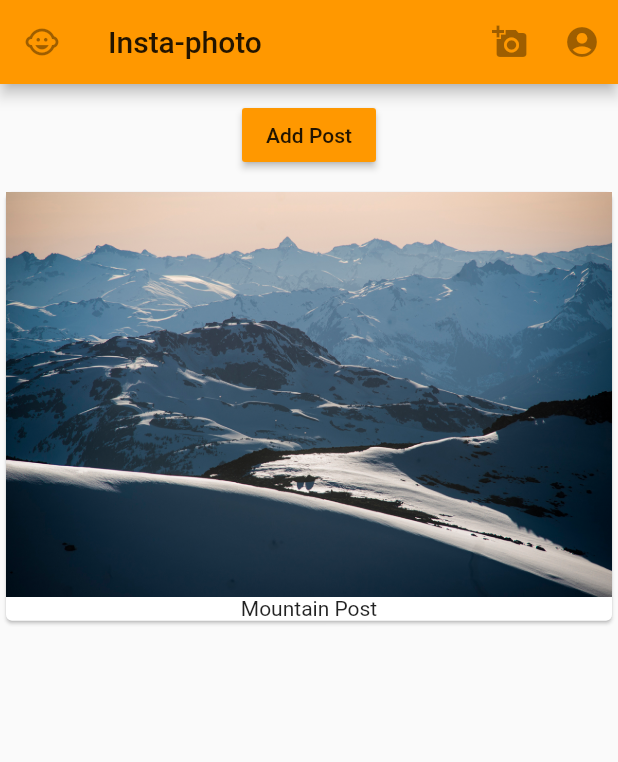
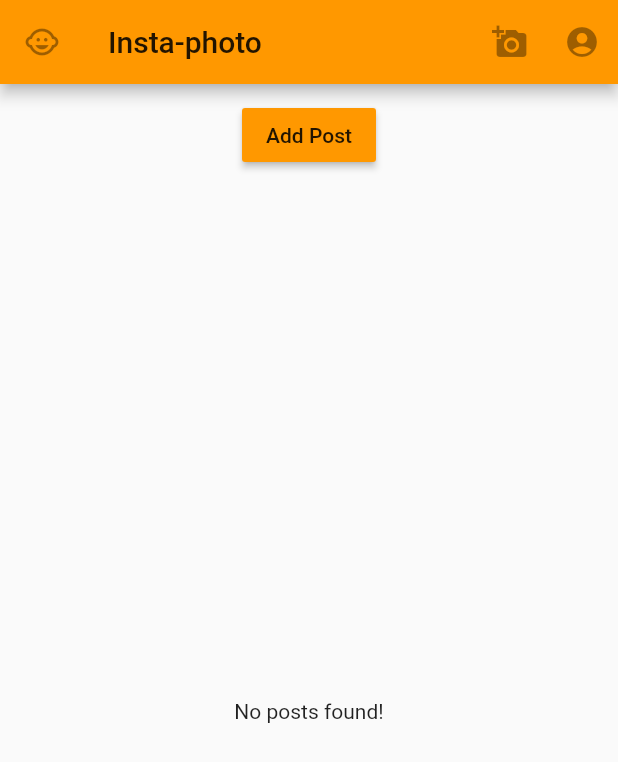
Before and after one commit to kziechmann/Flutter_UMF, a Flutter app: the screen it shows after launch, on a phone screen of 412 x 824 dp. Shown: the top 762 px of the screen. Run offline on Flutter 3.47's test engine with Material 2 defaults, Android fonts, the phone set to English and light mode, and no system bars.

Commit message:
Used conditional statements to render text when no posts are found.

```diff
--- a/lib/post_manager.dart
+++ b/lib/post_manager.dart
@@ -5,7 +5,7 @@ import './posts.dart';
 class PostManager extends StatefulWidget {
   final String startingPost;
 
-  PostManager({this.startingPost = 'Mountain Post'}){
+  PostManager({this.startingPost}){
 
   }
 
@@ -21,7 +21,10 @@ class _PostManagerState extends State<PostManager> {
 
   @override
   void initState(){
-    _posts.add(widget.startingPost);
+    if (widget.startingPost != null) {
+      _posts.add(widget.startingPost);
+    }
+
     super.initState();
   }
 
--- a/lib/posts.dart
+++ b/lib/posts.dart
@@ -23,9 +23,9 @@ class Posts extends StatelessWidget {
 
   @override
   Widget build(BuildContext context) {
-    return ListView.builder(
+    return posts.length > 0 ? ListView.builder(
       itemBuilder: _buildPost,
       itemCount: posts.length,
-    );
+    ) : Center(child: Text('No posts found!'));
   }
 }
```
